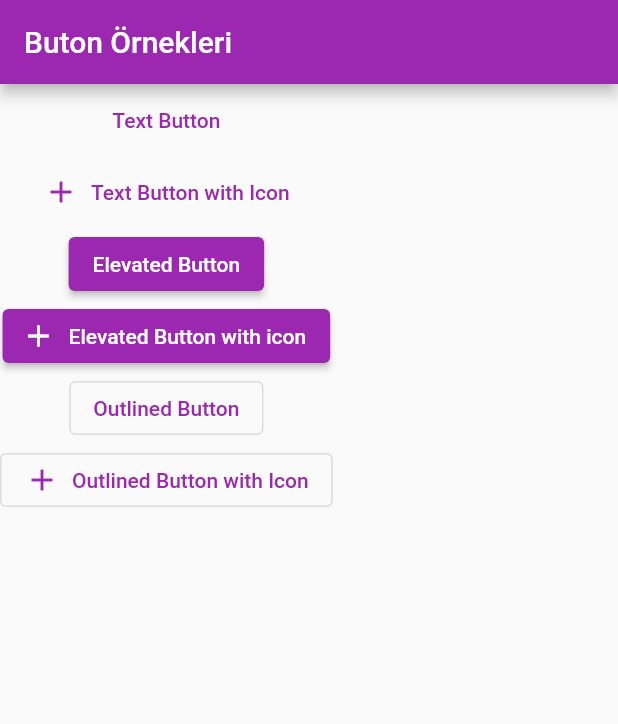
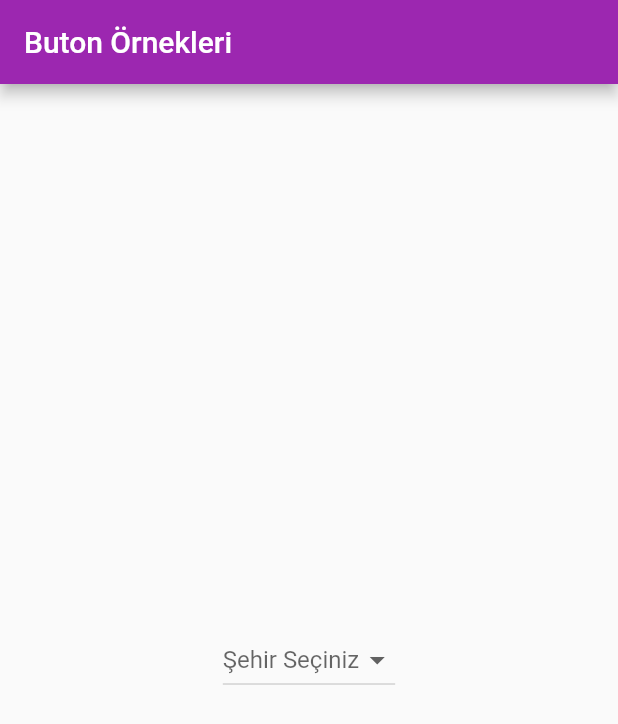
Before and after one commit to islamoktay/learning_process, a Flutter app: the screen it shows after launch, on a phone screen of 412 x 824 dp. Shown: the top 724 px of the screen. Run offline on Flutter 3.47's test engine with Material 2 defaults, Android fonts, the phone set to English and light mode, and no system bars.

Commit message:
studied more

```diff
--- /dev/null
+++ b/flutter_ilk_proje/lib/dropdown_button_kullanimi.dart
@@ -0,0 +1,56 @@
+import 'package:flutter/material.dart';
+
+class DropDownButtonKullanimi extends StatefulWidget {
+  const DropDownButtonKullanimi({Key? key}) : super(key: key);
+
+  @override
+  _DropDownButtonKullanimiState createState() =>
+      _DropDownButtonKullanimiState();
+}
+
+class _DropDownButtonKullanimiState extends State<DropDownButtonKullanimi> {
+  String? _secilenSehir = null;
+  List<String> _tumSehirler = [
+    'Ankara',
+    'İstanbul',
+    'İzmir',
+    'Van',
+    'Diyarbakır'
+  ];
+  @override
+  Widget build(BuildContext context) {
+    return Center(
+      child: DropdownButton<String>(
+        hint: Text('Şehir Seçiniz'),
+        /* items: [
+          DropdownMenuItem(
+            child: Text('Ankara Şehri'),
+            value: 'Ankara',
+          ),
+          DropdownMenuItem(
+            child: Text('İzmir Şehri'),
+            value: 'İzmir',
+          ),
+          DropdownMenuItem(
+            child: Text('Bursa Şehri'),
+            value: 'Bursa',
+          ),
+        ], */
+        items: _tumSehirler
+            .map(
+              (String oAnkiSehir) => DropdownMenuItem(
+                child: Text(oAnkiSehir),
+                value: oAnkiSehir,
+              ),
+            )
+            .toList(),
+        value: _secilenSehir,
+        onChanged: (String? yeni) {
+          setState(() {
+            _secilenSehir = yeni;
+          });
+        },
+      ),
+    );
+  }
+}
--- a/flutter_ilk_proje/lib/main.dart
+++ b/flutter_ilk_proje/lib/main.dart
@@ -1,7 +1,8 @@
 import 'package:flutter/material.dart';
+import 'package:flutter_ilk_proje/dropdown_button_kullanimi.dart';
 // import 'package:flutter_ilk_proje/image_widgets.dart';
 // import 'package:flutter_ilk_proje/my_counter_page.dart';
-import 'package:flutter_ilk_proje/temel_buton_turleri.dart';
+// import 'package:flutter_ilk_proje/temel_buton_turleri.dart';
 
 void main() {
   debugPrint('main metodu calıstı');
@@ -25,7 +26,7 @@ class MyApp extends StatelessWidget {
           ))),
       home: Scaffold(
         appBar: AppBar(title: Text('Buton Örnekleri')),
-        body: TemelButonlar(),
+        body: DropDownButtonKullanimi(),
       ),
     );
   }
```
